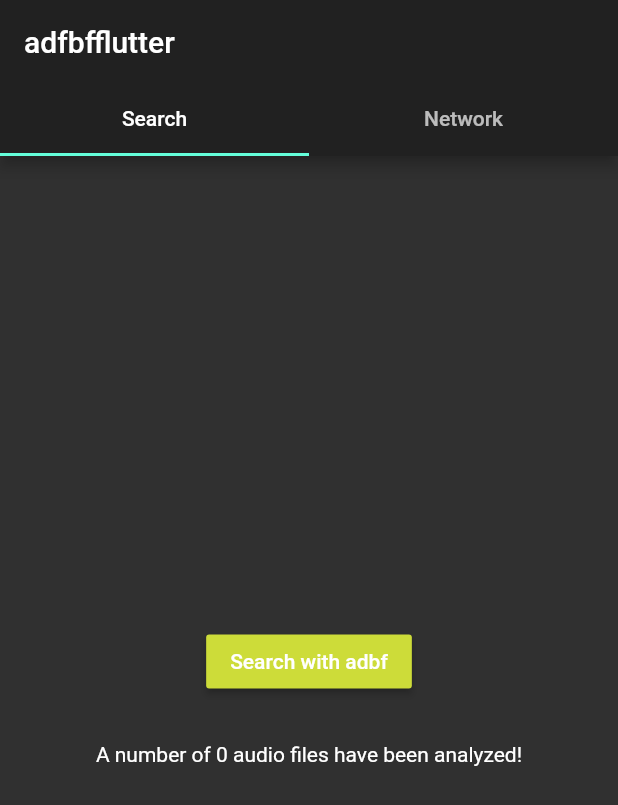
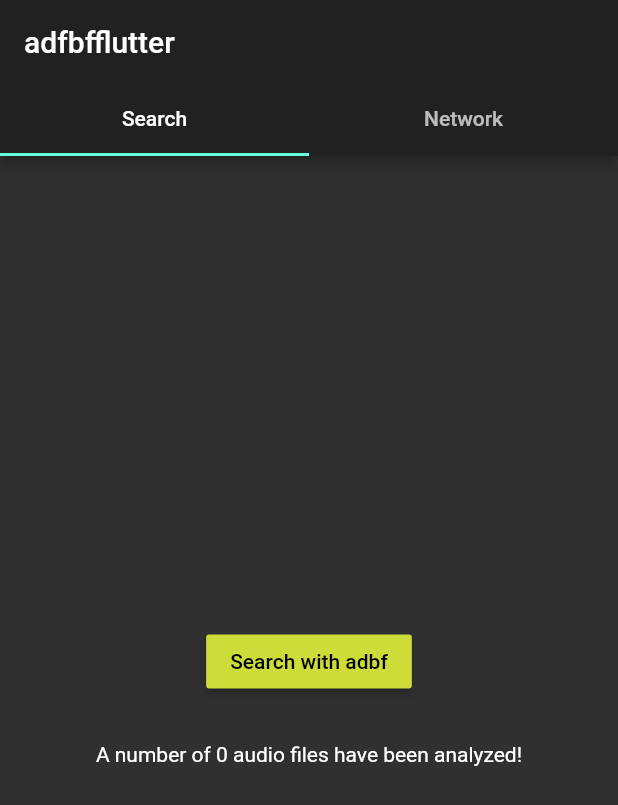
Before and after one commit to electricherd/audiobookfinder, a Flutter app: the screen it shows after launch, on a phone screen of 412 x 824 dp. Shown: the top 805 px of the screen. Run offline on Flutter 3.47's test engine with Material 2 defaults, Android fonts, the phone set to English and light mode, and no system bars; our stand-ins replace file_picker, flutter_spinkit, isolate; missing offline and left inert: dart:ffi; project files that could hold a hidden picture were left out.

Commit message:
[app] changed app search button

```diff
--- a/lib/search_tab.dart
+++ b/lib/search_tab.dart
@@ -35,7 +35,7 @@ class _SearchTabState extends State<SearchTab> with AutomaticKeepAliveClientMixi
                   child: Text(
                     'Search with adbf',
                     style: TextStyle(
-                      color: Colors.white,
+                      color: _searchingPath ? Colors.greenAccent : Colors.black,
                     ),
                   ),
                   onPressed: () {
```
